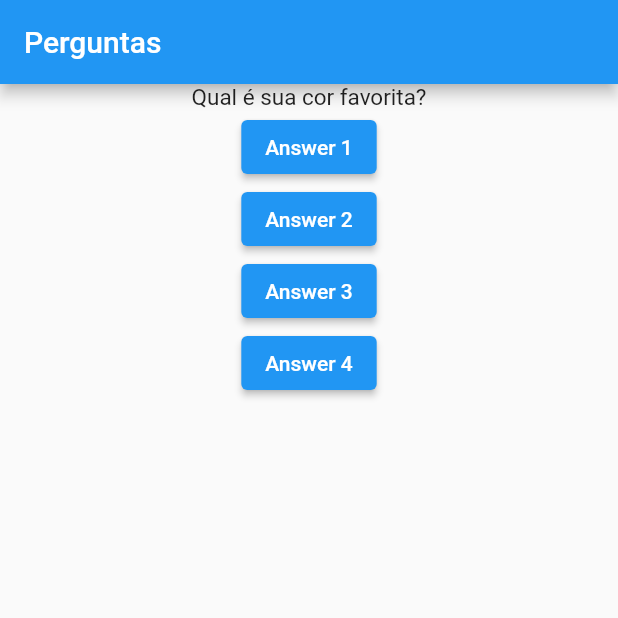
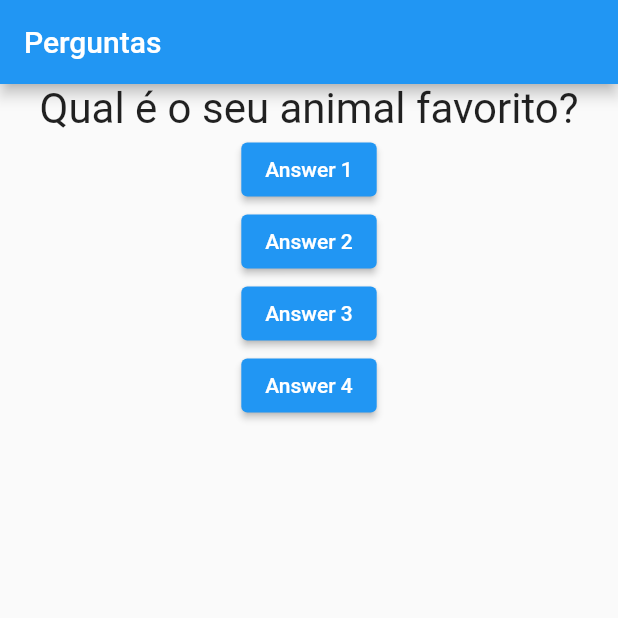
Before and after one commit to csnoboa/quiz-flutter, a Flutter app: the screen it shows after launch, after a tap on "Answer 1", on a phone screen of 412 x 824 dp, the top half of it. Run offline on Flutter 3.47's test engine with Material 2 defaults, Android fonts, the phone set to English and light mode, and no system bars.

```diff
--- a/lib/answer.dart
+++ b/lib/answer.dart
@@ -1,15 +1,15 @@
 import 'package:flutter/material.dart';
 
 class Answer extends StatelessWidget {
-  const Answer(this.text, this.answer, {Key? key}) : super(key: key);
+  const Answer(this.text, this.onAnswer, {Key? key}) : super(key: key);
   final String text;
-  final Function answer;
+  final Function onAnswer;
 
   @override
   Widget build(BuildContext context) {
     return ElevatedButton(
       onPressed: () {
-        answer();
+        onAnswer();
       },
       child: Text(text),
     );
--- a/lib/main.dart
+++ b/lib/main.dart
@@ -12,14 +12,36 @@ class PerguntaApp extends StatefulWidget {
 }
 
 class _PerguntaAppState extends State<PerguntaApp> {
+  int _perguntaSelecionada = 0;
+
+  List<Map<String, Object>> perguntas = [
+    {
+      'text': 'Qual é sua cor favorita?',
+      'respostas': ['Vermelho', 'Preto', 'Verde', 'Azul']
+    },
+    {
+      'text': 'Qual é o seu animal favorito?',
+      'respostas': ['Gato', 'Cachorro', 'Tartaruga', 'Largatixa']
+    },
+    {
+      'text': 'Qual é o sua comida favorita?',
+      'respostas': ['Pizza', 'Lasanha', 'Cachorro-quente', 'Hamburguer']
+    },
+    {
+      'text': 'Qual é o sua estação do ano favorita?',
+      'respostas': ['Outono', 'Verão', 'Primavera', 'Inverno']
+    },
+  ];
+
   void responder() {
-    debugPrint('Botão apertado!');
+    setState(() {
+      _perguntaSelecionada++;
+      if (_perguntaSelecionada == perguntas.length) {
+        _perguntaSelecionada = 0;
+      }
+    });
+    debugPrint('Botão apertado! Pergunta n°: $_perguntaSelecionada');
   }
-
-  List<String> perguntas = [
-    'Qual é sua cor favorita?',
-    'Qual é o seu animal favorito?'
-  ];
 
   @override
   Widget build(BuildContext context) {
@@ -31,7 +53,7 @@ class _PerguntaAppState extends State<PerguntaApp> {
         body: Column(
           crossAxisAlignment: CrossAxisAlignment.center,
           children: [
-            Question(perguntas[0]),
+            Question(perguntas[_perguntaSelecionada]['text'].toString()),
             Answer('Answer 1', responder),
             Answer('Answer 2', responder),
             Answer('Answer 3', responder),
--- a/lib/question.dart
+++ b/lib/question.dart
@@ -1,7 +1,7 @@
 import 'package:flutter/material.dart';
 
 class Question extends StatelessWidget {
-  const Question(this.text, {Key? key}) : super(key: key);
+  Question(this.text, {Key? key}) : super(key: key);
 
   final String text;
 
@@ -12,7 +12,7 @@ class Question extends StatelessWidget {
       child: Text(
         text,
         style: TextStyle(
-          fontSize: 15,
+          fontSize: 28,
         ),
         textAlign: TextAlign.center,
       ),
```
